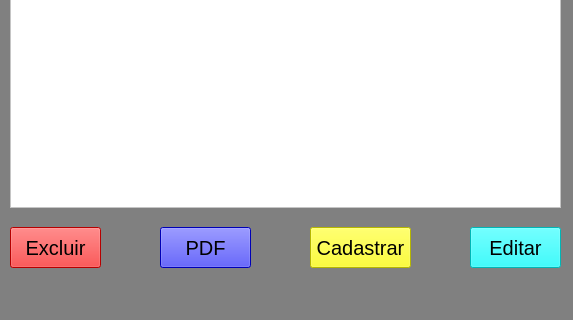
Before: the Qt Designer form Sql/telaListaProdutos.ui in VellarIFSUL/Python, drawn with Qt 5; both pictures show x 0 to 573 and y 163 to 483 of the 573 by 483 pixel window.
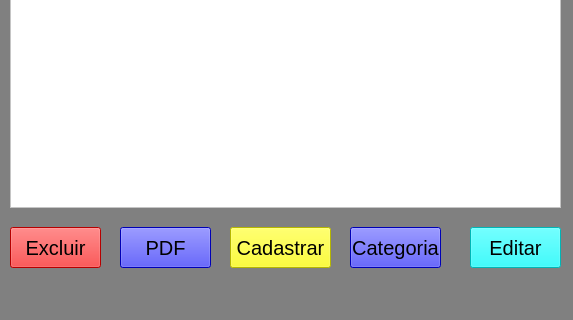
After: the same form once the commit is applied.

Diff of the .ui file:
```diff
--- a/Sql/telaListaProdutos.ui
+++ b/Sql/telaListaProdutos.ui
@@ -73,7 +73,7 @@
    <widget class="QPushButton" name="btnPDF">
     <property name="geometry">
      <rect>
-      <x>160</x>
+      <x>120</x>
       <y>390</y>
       <width>91</width>
       <height>41</height>
@@ -107,7 +107,7 @@
    <widget class="QPushButton" name="btnCad">
     <property name="geometry">
      <rect>
-      <x>310</x>
+      <x>230</x>
       <y>390</y>
       <width>101</width>
       <height>41</height>
@@ -121,6 +121,23 @@
      <string>Cadastrar</string>
     </property>
    </widget>
+   <widget class="QPushButton" name="btnCategoria">
+    <property name="geometry">
+     <rect>
+      <x>350</x>
+      <y>390</y>
+      <width>91</width>
+      <height>41</height>
+     </rect>
+    </property>
+    <property name="styleSheet">
+     <string notr="true">font-size:20px;
+background-color:blue;</string>
+    </property>
+    <property name="text">
+     <string>Categoria</string>
+    </property>
+   </widget>
   </widget>
   <widget class="QMenuBar" name="menubar">
    <property name="geometry">
```
